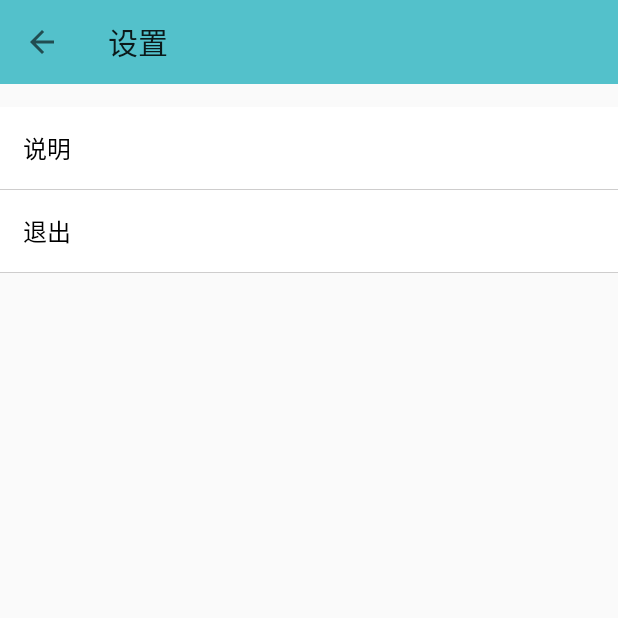
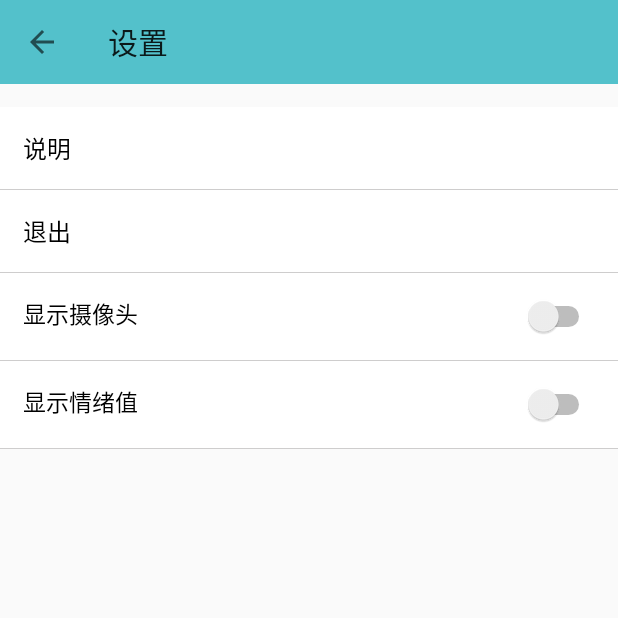
Before and after one commit to chongluyao/EmoChat, an Android app: the SettingActivity screen opened directly, with no data from a screen before it, on a phone screen of 412 x 824 dp, the top half of it. Run offline under Robolectric (Android 15) with nearby library versions, the phone set to English and light mode, and no system bars.

Commit message:
优化界面

```diff
--- a/app/build.gradle
+++ b/app/build.gradle
@@ -29,6 +29,7 @@ dependencies {
     androidTestCompile('com.android.support.test.espresso:espresso-core:2.2.2', {
         exclude group: 'com.android.support', module: 'support-annotations'
     })
+    //noinspection GradleCompatible
     compile 'com.android.support:appcompat-v7:26.+'
     compile 'com.android.support.constraint:constraint-layout:1.0.2'
     compile 'com.nineoldandroids:library:2.4.0'
@@ -36,6 +37,7 @@ dependencies {
     testCompile 'junit:junit:4.12'
     compile project(':Library_zxing')
     compile 'org.greenrobot:eventbus:3.0.0'
+
 
     implementation 'com.google.firebase:firebase-core:16.0.8'
 
--- a/app/src/main/java/com/zhouqing/EmoChat/common/constant/Global.java
+++ b/app/src/main/java/com/zhouqing/EmoChat/common/constant/Global.java
@@ -1,6 +1,8 @@
 package com.zhouqing.EmoChat.common.constant;
 
 
+import android.content.Context;
+import android.content.SharedPreferences;
 import android.os.Environment;
 
 import com.zhouqing.EmoChat.R;
@@ -11,6 +13,8 @@ public class Global {
     public static final int PORT = 5222;
 
     public static final int AVATAR_NUM = 25;
+
+    public static final String SPNAME = "initializationInfo";
 
     public static Integer[] AVATARS = {
             R.drawable.avatar01,R.drawable.avatar02,R.drawable.avatar03,R.drawable.avatar04,R.drawable.avatar05,
@@ -30,4 +34,18 @@ public class Global {
     public static String accountToNickName(String account){
         return account.substring(0,account.indexOf("@"));
     }
+
+    //写boolean类型值到sharedPreferences
+    public static void saveSpBoolean(Context context, String name, Boolean value){
+        SharedPreferences sp = context.getSharedPreferences(SPNAME, Context.MODE_PRIVATE);
+        SharedPreferences.Editor editor = sp.edit();
+        if(value != null)editor.putBoolean(name,value);
+        editor.commit();
+    }
+
+    //从sharedPreferences中读取boolean类型值
+    public static boolean getSPBoolean(Context context,String name){
+        SharedPreferences sp = context.getSharedPreferences(SPNAME, Context.MODE_PRIVATE);
+        return sp.getBoolean(name,false);
+    }
 }
--- a/app/src/main/java/com/zhouqing/EmoChat/setting/SettingActivity.java
+++ b/app/src/main/java/com/zhouqing/EmoChat/setting/SettingActivity.java
@@ -4,20 +4,60 @@ import android.app.AlertDialog;
 import android.content.Intent;
 import android.view.View;
 import android.widget.Button;
+import android.widget.CompoundButton;
+import android.widget.Switch;
 
 import com.zhouqing.EmoChat.R;
+import com.zhouqing.EmoChat.common.constant.Global;
 import com.zhouqing.EmoChat.common.ui.BaseActivity;
 import com.zhouqing.EmoChat.common.util.SPUtil;
+import com.zhouqing.EmoChat.common.util.ToastUtil;
 import com.zhouqing.EmoChat.main.util.FragmentFactory;
 import com.zhouqing.EmoChat.service.IMService;
 
 
+
 public class SettingActivity extends BaseActivity {
+
+
+    private Switch swCamera;
+    private Switch swEmotion;
+
 
     @Override
     protected void initUi() {
         setContentView(R.layout.activity_setting);
         addActionBar(getString(R.string.setting_title),true);
+        swCamera = findViewById(R.id.sw_camera);
+        boolean cameraOpen = Global.getSPBoolean(SettingActivity.this,"cameraOpen");
+        swCamera.setChecked(cameraOpen);
+        swCamera.setOnCheckedChangeListener(new CompoundButton.OnCheckedChangeListener() {
+            @Override
+            public void onCheckedChanged(CompoundButton compoundButton, boolean b) {
+                if(compoundButton.isChecked()) {
+                    //ToastUtil.showToast(SettingActivity.this,"on!");
+                    Global.saveSpBoolean(SettingActivity.this,"cameraOpen",true);
+                }
+                else{
+                    //ToastUtil.showToast(SettingActivity.this,"off!");
+                    Global.saveSpBoolean(SettingActivity.this,"cameraOpen",false);
+                }
+            }
+        });
+        swEmotion = findViewById(R.id.sw_emotion);
+        boolean emotionOpen = Global.getSPBoolean(SettingActivity.this,"emotionOpen");
+        swEmotion.setChecked(emotionOpen);
+        swEmotion.setOnCheckedChangeListener(new CompoundButton.OnCheckedChangeListener() {
+            @Override
+            public void onCheckedChanged(CompoundButton compoundButton, boolean b) {
+                if(compoundButton.isChecked()){
+                    Global.saveSpBoolean(SettingActivity.this,"emotionOpen",true);
+                }
+                else{
+                    Global.saveSpBoolean(SettingActivity.this,"emotionOpen",false);
+                }
+            }
+        });
 
     }
 
--- a/app/src/main/res/layout/activity_chat.xml
+++ b/app/src/main/res/layout/activity_chat.xml
@@ -20,6 +20,7 @@
         <!--android:visibility="visible"/>-->
 
     <com.zhouqing.EmoChat.face_detection.CameraSourcePreview
+        android:alpha="0"
         android:visibility="gone"
         android:id="@+id/firePreview"
         android:layout_width="match_parent"
@@ -56,6 +57,7 @@
             android:layout_width="match_parent"
             android:layout_height="wrap_content"
             android:id="@+id/sp_emotion"
+            android:visibility="gone"
             />
 
         <ListView
--- a/app/src/main/res/layout/activity_setting.xml
+++ b/app/src/main/res/layout/activity_setting.xml
@@ -24,4 +24,63 @@
         app:text="退出"
         />
 
+    <RelativeLayout
+        android:layout_width="match_parent"
+        android:layout_height="wrap_content"
+        android:background="@color/white"
+        android:padding="15dp">
+        <TextView
+            android:textSize="15sp"
+            android:textColor="@color/black"
+            android:layout_alignParentLeft="true"
+            android:layout_width="wrap_content"
+            android:layout_height="wrap_content"
+            android:text="显示摄像头"/>
+        <Switch
+            android:layout_alignParentRight="true"
+            android:id="@+id/sw_camera"
+            android:layout_width="wrap_content"
+            android:layout_height="wrap_content"
+            android:textOff="否"
+            android:textOn="是"
+            />
+
+    </RelativeLayout>
+
+    <View
+        android:layout_width="match_parent"
+        android:layout_height="0.2dp"
+        android:background="@color/gray"
+        />
+
+    <RelativeLayout
+        android:layout_width="match_parent"
+        android:layout_height="wrap_content"
+        android:background="@color/white"
+        android:padding="15dp">
+        <TextView
+            android:textSize="15sp"
+            android:textColor="@color/black"
+            android:layout_alignParentLeft="true"
+            android:layout_width="wrap_content"
+            android:layout_height="wrap_content"
+            android:text="显示情绪值"/>
+        <Switch
+            android:layout_alignParentRight="true"
+            android:id="@+id/sw_emotion"
+            android:layout_width="wrap_content"
+            android:layout_height="wrap_content"
+            android:textOff="否"
+            android:textOn="是"
+            />
+
+    </RelativeLayout>
+
+    <View
+        android:layout_width="match_parent"
+        android:layout_height="0.2dp"
+        android:background="@color/gray"
+        />
+
+
 </LinearLayout>
--- a/app/src/main/res/layout/fragment_me.xml
+++ b/app/src/main/res/layout/fragment_me.xml
@@ -82,6 +82,7 @@
             android:layout_marginTop="15dp"
             app:drawableLeft="@drawable/manage"
             app:padding="10dp"
+            android:visibility="gone"
             app:text="标注"/>
 
         <com.zhouqing.EmoChat.common.ui.view.SettingView
@@ -91,6 +92,7 @@
             android:layout_marginTop="15dp"
             app:drawableLeft="@drawable/export"
             app:padding="10dp"
+            android:visibility="gone"
             app:text="导出"/>
     </LinearLayout>
 </ScrollView>
```
Also changed, not shown: app/src/main/java/com/zhouqing/EmoChat/chat/ChatActivity.java (+14 -1 lines).
